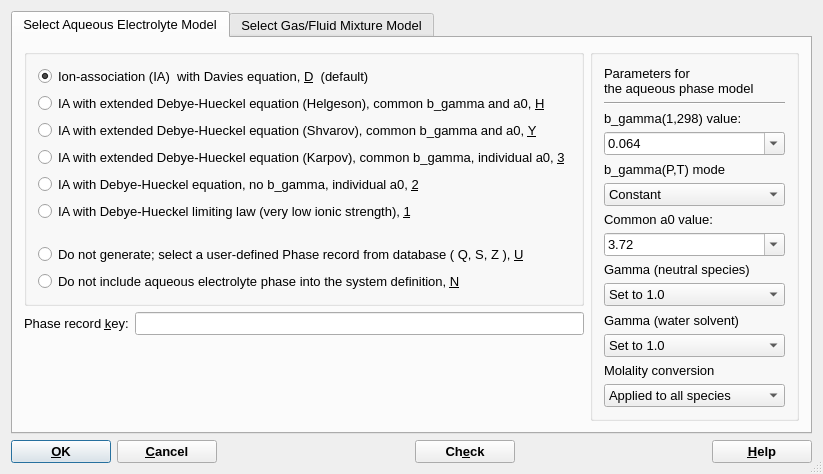
This is gems3/vizor4/dlg4/AutoPhaseDialog4.ui in gemshub/GEMSGUI as Qt 5 draws it before an edit. The edited form follows.
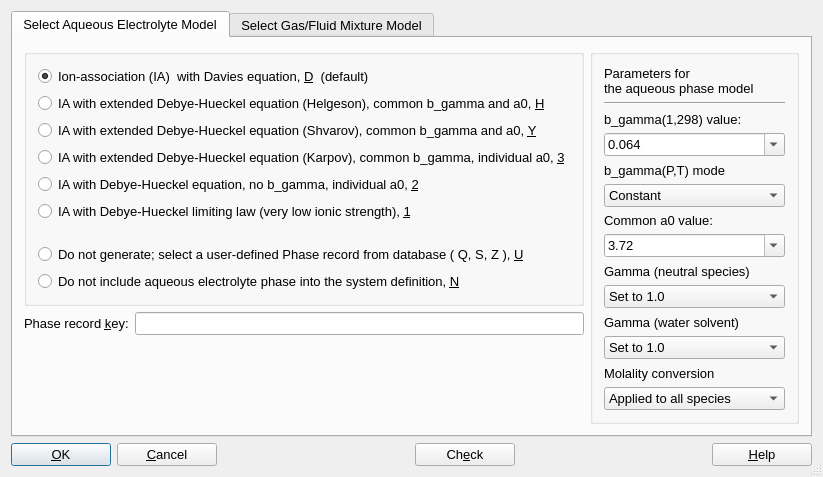
This is the edited form.

Commit message: Merged from upgrade adjusted fonts and comments on all dialogs (for consistency between win32, macosx and linux) DK,SD

The edit to the form file:
```diff
--- a/gems3/vizor4/dlg4/AutoPhaseDialog4.ui
+++ b/gems3/vizor4/dlg4/AutoPhaseDialog4.ui
@@ -6,8 +6,8 @@
    <rect>
     <x>0</x>
     <y>0</y>
-    <width>796</width>
-    <height>467</height>
+    <width>822</width>
+    <height>477</height>
    </rect>
   </property>
   <property name="font">
@@ -546,13 +546,6 @@
          <height>0</height>
         </size>
        </property>
-       <property name="font">
-        <font>
-         <family>Arial</family>
-         <weight>75</weight>
-         <bold>true</bold>
-        </font>
-       </property>
        <property name="toolTip">
         <string>Click to accept selections and proceed with creating/opening the modelling project</string>
        </property>
@@ -578,13 +571,6 @@
          <height>0</height>
         </size>
        </property>
-       <property name="font">
-        <font>
-         <family>Arial</family>
-         <weight>75</weight>
-         <bold>true</bold>
-        </font>
-       </property>
        <property name="text">
         <string>&amp;Cancel</string>
        </property>
@@ -620,13 +606,6 @@
          <height>0</height>
         </size>
        </property>
-       <property name="font">
-        <font>
-         <family>Arial</family>
-         <weight>75</weight>
-         <bold>true</bold>
-        </font>
-       </property>
        <property name="toolTip">
         <string>Click to see updated Phase record keys and parameters related to chosen models </string>
        </property>
@@ -668,13 +647,6 @@
          <height>0</height>
         </size>
        </property>
-       <property name="font">
-        <font>
-         <family>Arial</family>
-         <weight>75</weight>
-         <bold>true</bold>
-        </font>
-       </property>
        <property name="text">
         <string>&amp;Help</string>
        </property>
```
The commit also changes 39 other files.
